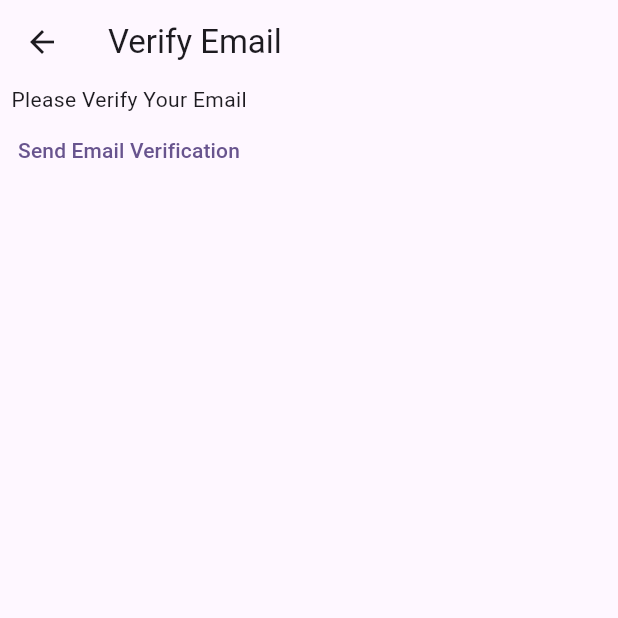
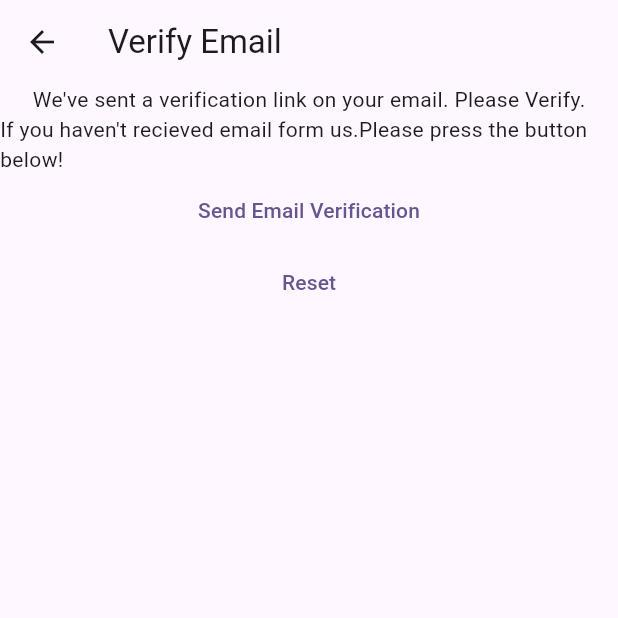
Before and after one commit to Wannabe-King/MindMemo, a Flutter app: the VerfiyEmailView screen opened directly, on a phone screen of 412 x 824 dp, the top half of it. Run offline on Flutter 3.47's test engine with Material 2 defaults, Android fonts, the phone set to English and light mode, and no system bars; our stand-ins replace firebase_auth, firebase_core; accounts and stored records are empty.

Commit message:
step-7 handling routes and confirming identity of user before sending to main UI

```diff
--- a/lib/constants/routes.dart
+++ b/lib/constants/routes.dart
@@ -1,3 +1,4 @@
 const loginRoute="/login/";
 const registerRoute="/register/";
 const notesRoute="/notes/";
+const verifyEmailRoute="/verify-email/";
--- a/lib/main.dart
+++ b/lib/main.dart
@@ -20,7 +20,8 @@ void main() {
     routes: {
       loginRoute: (context) => const LoginView(),
       registerRoute: (context) => const RegisterView(),
-      notesRoute: (context) => const NotesView()
+      notesRoute: (context) => const NotesView(),
+      verifyEmailRoute:(context) => const VerfiyEmailView(),
     },
   ));
 }
--- a/lib/views/verify_email_view.dart
+++ b/lib/views/verify_email_view.dart
@@ -1,5 +1,6 @@
 import 'package:firebase_auth/firebase_auth.dart';
 import 'package:flutter/material.dart';
+import 'package:learning/constants/routes.dart';
 
 class VerfiyEmailView extends StatefulWidget {
   const VerfiyEmailView({super.key});
@@ -15,13 +16,25 @@ class _VerfiyEmailViewState extends State<VerfiyEmailView> {
       appBar: AppBar(title: const Text('Verify Email')),
       body: Column(
         children: [
-          const Text("Please Verify Your Email"),
+          const Text(
+              "We've sent a verification link on your email. Please Verify."),
+          const Text(
+              "If you haven't recieved email form us.Please press the button below!"),
           TextButton(
               onPressed: () async {
                 final user = FirebaseAuth.instance.currentUser;
                 await user?.sendEmailVerification();
               },
-              child: const Text('Send Email Verification'))
+              child: const Text('Send Email Verification')),
+          TextButton(
+              onPressed: () async {
+                await FirebaseAuth.instance.signOut();
+                Navigator.of(context).pushNamedAndRemoveUntil(
+                  registerRoute,
+                  (route) => false,
+                );
+              },
+              child: const Text('Reset'))
         ],
       ),
     );
```
Also changed, not shown: lib/views/login_view.dart (+11 -2 lines), lib/views/register_view.dart (+16 -8 lines).
